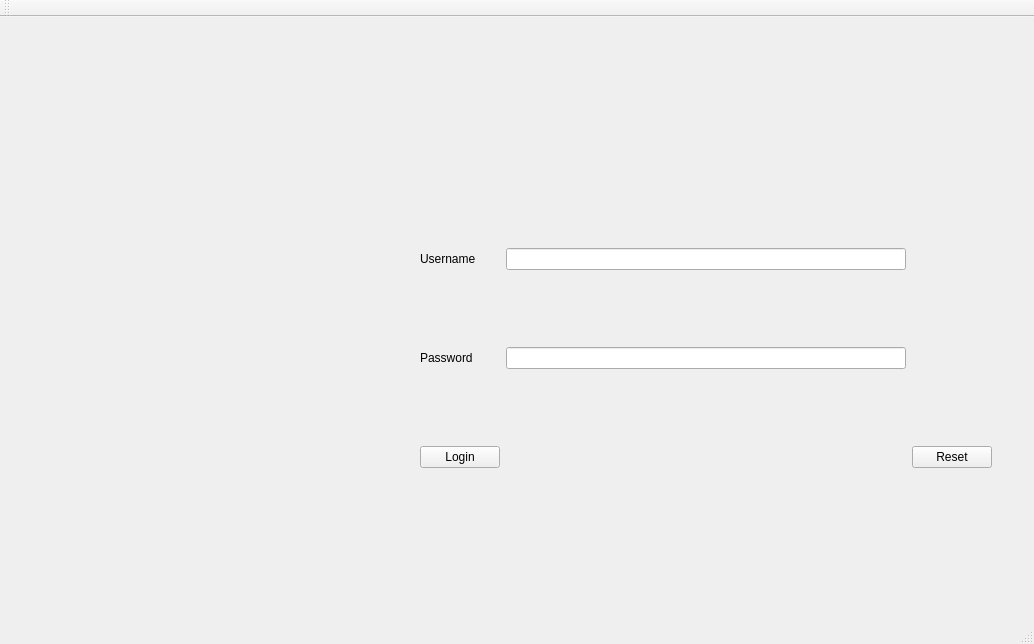
The window that UI/forms/mainwindow.ui (Kshitij1K/ShopInventoryManager) describes before a commit, drawn with Qt 5.
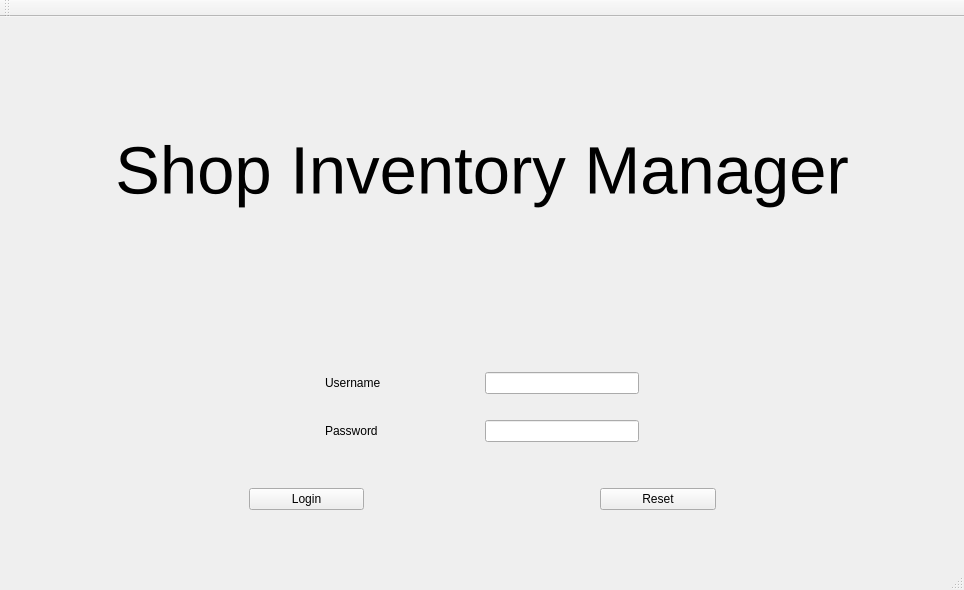
The same window after the commit.

Patch:
```diff
--- a/UI/forms/mainwindow.ui
+++ b/UI/forms/mainwindow.ui
@@ -6,35 +6,29 @@
    <rect>
     <x>0</x>
     <y>0</y>
-    <width>1034</width>
-    <height>644</height>
+    <width>964</width>
+    <height>590</height>
    </rect>
   </property>
   <property name="windowTitle">
    <string>Shop Inventory Manager</string>
   </property>
   <widget class="QWidget" name="centralwidget">
-   <widget class="QWidget" name="">
+   <layout class="QGridLayout" name="gridLayout">
+    <item row="0" column="0">
     <layout class="QGridLayout" name="gridLayout_2"/>
-   </widget>
+    </item>
+    <item row="1" column="1">
    <widget class="QStackedWidget" name="stackedWidget">
-    <property name="geometry">
-     <rect>
-      <x>10</x>
-      <y>10</y>
-      <width>991</width>
-      <height>591</height>
-     </rect>
-    </property>
     <property name="currentIndex">
      <number>0</number>
     </property>
     <widget class="QWidget" name="page">
      <layout class="QGridLayout" name="gridLayout_5">
       <item row="0" column="0">
-       <layout class="QGridLayout" name="gridLayout_3">
-        <item row="4" column="1">
-         <spacer name="verticalSpacer_3">
+         <layout class="QGridLayout" name="gridLayout_3" rowstretch="1,0,0,0">
+          <item row="3" column="0">
+           <spacer name="verticalSpacer_7">
           <property name="orientation">
            <enum>Qt::Vertical</enum>
           </property>
@@ -46,120 +40,126 @@
           </property>
          </spacer>
         </item>
-        <item row="9" column="1">
-         <spacer name="verticalSpacer_2">
+          <item row="2" column="0">
+           <layout class="QHBoxLayout" name="horizontalLayout_4" stretch="2,1,2,1,2">
+            <item>
+             <spacer name="horizontalSpacer_2">
           <property name="orientation">
-           <enum>Qt::Vertical</enum>
+               <enum>Qt::Horizontal</enum>
           </property>
           <property name="sizeHint" stdset="0">
            <size>
-            <width>20</width>
-            <height>40</height>
+                <width>40</width>
+                <height>20</height>
            </size>
           </property>
          </spacer>
         </item>
-        <item row="8" column="1">
-         <spacer name="verticalSpacer_10">
-          <property name="orientation">
-           <enum>Qt::Vertical</enum>
-          </property>
-          <property name="sizeHint" stdset="0">
-           <size>
-            <width>20</width>
-            <height>40</height>
-           </size>
-          </property>
-         </spacer>
-        </item>
-        <item row="1" column="1">
-         <spacer name="verticalSpacer_8">
-          <property name="orientation">
-           <enum>Qt::Vertical</enum>
-          </property>
-          <property name="sizeHint" stdset="0">
-           <size>
-            <width>20</width>
-            <height>40</height>
-           </size>
-          </property>
-         </spacer>
-        </item>
-        <item row="5" column="1">
-         <widget class="QLabel" name="label_2">
-          <property name="text">
-           <string>Password</string>
-          </property>
-         </widget>
-        </item>
-        <item row="0" column="1">
-         <spacer name="verticalSpacer">
-          <property name="orientation">
-           <enum>Qt::Vertical</enum>
-          </property>
-          <property name="sizeHint" stdset="0">
-           <size>
-            <width>20</width>
-            <height>40</height>
-           </size>
-          </property>
-         </spacer>
-        </item>
-        <item row="7" column="1">
+            <item>
          <widget class="QPushButton" name="login_button">
           <property name="text">
            <string>Login</string>
           </property>
          </widget>
         </item>
-        <item row="7" column="3">
+            <item>
+             <spacer name="horizontalSpacer">
+              <property name="orientation">
+               <enum>Qt::Horizontal</enum>
+              </property>
+              <property name="sizeHint" stdset="0">
+               <size>
+                <width>40</width>
+                <height>20</height>
+               </size>
+              </property>
+             </spacer>
+            </item>
+            <item>
          <widget class="QPushButton" name="reset_button">
           <property name="text">
            <string>Reset</string>
           </property>
          </widget>
         </item>
-        <item row="3" column="1">
+            <item>
+             <spacer name="horizontalSpacer_3">
+              <property name="orientation">
+               <enum>Qt::Horizontal</enum>
+              </property>
+              <property name="sizeHint" stdset="0">
+               <size>
+                <width>40</width>
+                <height>20</height>
+               </size>
+              </property>
+             </spacer>
+            </item>
+           </layout>
+          </item>
+          <item row="1" column="0">
+           <layout class="QGridLayout" name="gridLayout_8" rowstretch="3,2,1,2,0" columnstretch="2,1,1,2">
+            <item row="0" column="2">
+             <spacer name="verticalSpacer_2">
+              <property name="orientation">
+               <enum>Qt::Vertical</enum>
+              </property>
+              <property name="sizeHint" stdset="0">
+               <size>
+                <width>20</width>
+                <height>40</height>
+               </size>
+              </property>
+             </spacer>
+            </item>
+            <item row="1" column="1">
          <widget class="QLabel" name="label">
           <property name="text">
            <string>Username</string>
           </property>
          </widget>
         </item>
-        <item row="2" column="1">
-         <spacer name="verticalSpacer_9">
+            <item row="3" column="3">
+             <spacer name="horizontalSpacer_8">
           <property name="orientation">
-           <enum>Qt::Vertical</enum>
+               <enum>Qt::Horizontal</enum>
           </property>
           <property name="sizeHint" stdset="0">
            <size>
-            <width>20</width>
-            <height>40</height>
+                <width>40</width>
+                <height>20</height>
            </size>
           </property>
          </spacer>
         </item>
-        <item row="6" column="1">
-         <spacer name="verticalSpacer_11">
-          <property name="orientation">
-           <enum>Qt::Vertical</enum>
-          </property>
-          <property name="sizeHint" stdset="0">
-           <size>
-            <width>20</width>
-            <height>40</height>
-           </size>
-          </property>
-         </spacer>
-        </item>
-        <item row="3" column="2">
+            <item row="1" column="2">
          <widget class="QLineEdit" name="username_field"/>
         </item>
-        <item row="5" column="2">
+            <item row="2" column="2">
+             <spacer name="verticalSpacer">
+              <property name="orientation">
+               <enum>Qt::Vertical</enum>
+              </property>
+              <property name="sizeHint" stdset="0">
+               <size>
+                <width>20</width>
+                <height>40</height>
+               </size>
+              </property>
+             </spacer>
+            </item>
+            <item row="3" column="2">
          <widget class="QLineEdit" name="password_field"/>
         </item>
+            <item row="3" column="1">
+             <widget class="QLabel" name="label_2">
+              <property name="text">
+               <string>Password</string>
+              </property>
+             </widget>
+            </item>
         <item row="3" column="0">
-         <spacer name="horizontalSpacer">
+             <spacer name="horizontalSpacer_7">
           <property name="orientation">
            <enum>Qt::Horizontal</enum>
           </property>
@@ -170,6 +170,36 @@
            </size>
           </property>
          </spacer>
+            </item>
+            <item row="4" column="2">
+             <spacer name="verticalSpacer_3">
+              <property name="orientation">
+               <enum>Qt::Vertical</enum>
+              </property>
+              <property name="sizeHint" stdset="0">
+               <size>
+                <width>20</width>
+                <height>40</height>
+               </size>
+              </property>
+             </spacer>
+            </item>
+           </layout>
+          </item>
+          <item row="0" column="0">
+           <widget class="QLabel" name="label_3">
+            <property name="font">
+             <font>
+              <pointsize>50</pointsize>
+             </font>
+            </property>
+            <property name="text">
+             <string>Shop Inventory Manager</string>
+            </property>
+            <property name="alignment">
+             <set>Qt::AlignCenter</set>
+            </property>
+           </widget>
         </item>
        </layout>
       </item>
@@ -515,6 +545,8 @@
      </widget>
     </widget>
    </widget>
+    </item>
+   </layout>
   </widget>
   <widget class="QStatusBar" name="statusbar"/>
   <widget class="QToolBar" name="toolBar">
```
Left out of the diff: 6 changed lines with no effect on the pictures. Lines whose indentation alone changed are shown as unchanged.
